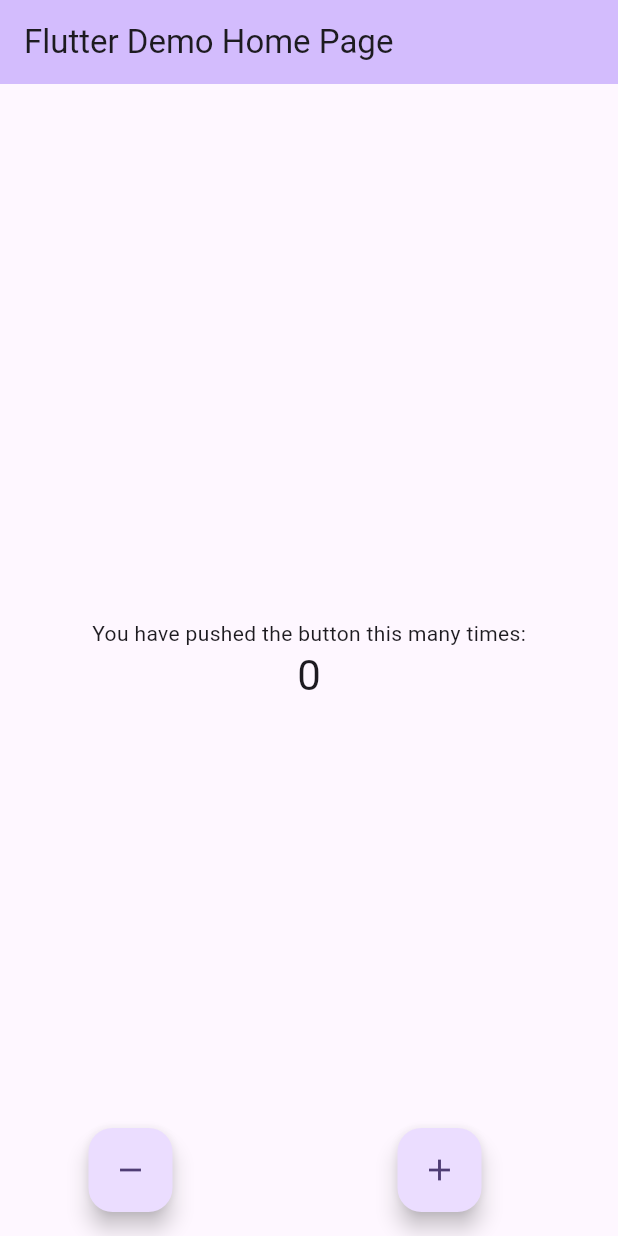
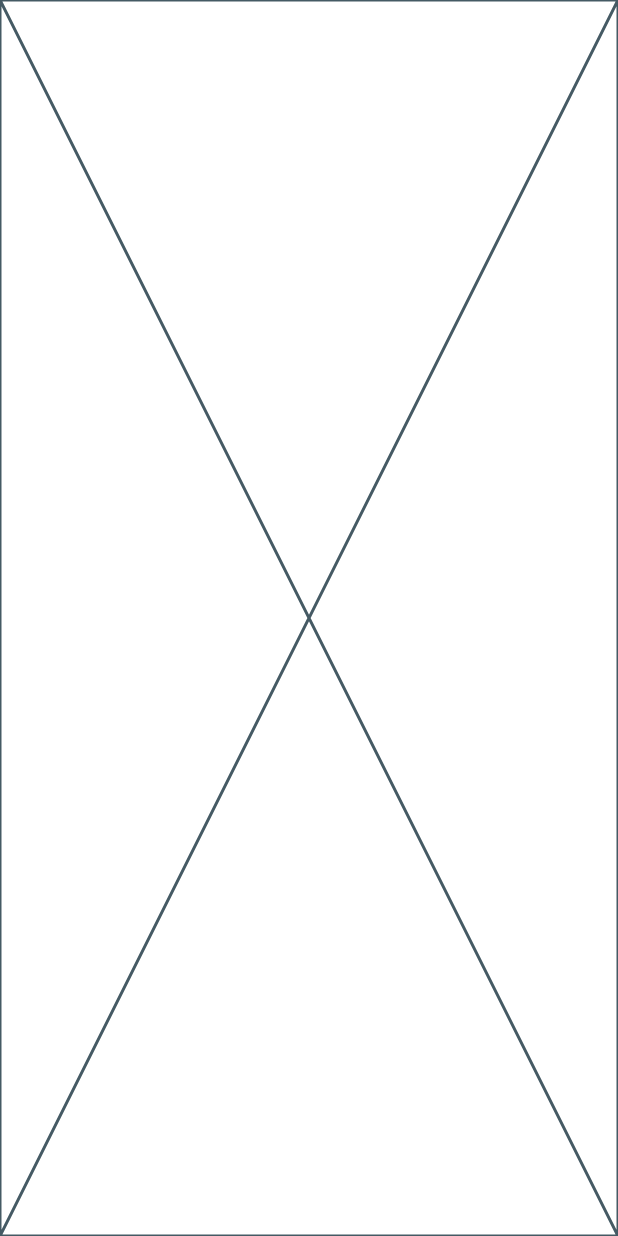
Before and after one commit to Saajonsayrest/weather_app, a Flutter app: the screen it shows after launch, on a phone screen of 412 x 824 dp. Run offline on Flutter 3.47's test engine with Material 2 defaults, Android fonts, the phone set to English and light mode, and no system bars; our stand-ins replace bloc, hydrated_bloc.

Commit message:
fix all files to initial weather app

```diff
--- a/lib/bloc/counter_bloc.dart
+++ /dev/null
@@ -1,22 +0,0 @@
-import 'package:hydrated_bloc/hydrated_bloc.dart';
-import 'package:weather_app/bloc/counter_event.dart';
-import 'package:weather_app/bloc/counter_state.dart';
-
-class CounterBloc extends HydratedBloc<CounterEvent, CounterState> {
-  CounterBloc() : super(const CounterInitial()) {
-    on<CounterIncrementEvent>(
-        (event, emit) => emit(IncrementState(state.counter + 1)));
-    on<CounterDecrementEvent>(
-        (event, emit) => emit(DecrementState(state.counter - 1)));
-  }
-
-  @override
-  CounterState? fromJson(Map<String, dynamic> json) {
-    return CounterState.fromMap(json);
-  }
-
-  @override
-  Map<String, dynamic>? toJson(CounterState state) {
-    return state.toMap();
-  }
-}
--- a/lib/bloc/counter_event.dart
+++ /dev/null
@@ -1,7 +0,0 @@
-abstract class CounterEvent {
-  const CounterEvent();
-}
-
-class CounterIncrementEvent extends CounterEvent {}
-
-class CounterDecrementEvent extends CounterEvent {}
--- a/lib/bloc/counter_state.dart
+++ /dev/null
@@ -1,32 +0,0 @@
-// part of 'counter_bloc.dart';
-
-import 'package:equatable/equatable.dart';
-
-class CounterState extends Equatable {
-  const CounterState({required this.counter});
-
-  final int counter;
-
-  @override
-  List<Object?> get props => [counter];
-
-  Map<String, dynamic> toMap() {
-    return {'counter': counter};
-  }
-
-  factory CounterState.fromMap(Map<String, dynamic> map) {
-    return CounterState(counter: map['counter'].toInt() ?? 0);
-  }
-}
-
-class CounterInitial extends CounterState {
-  const CounterInitial() : super(counter: 0);
-}
-
-class IncrementState extends CounterState {
-  const IncrementState(int increasedValue) : super(counter: increasedValue);
-}
-
-class DecrementState extends CounterState {
-  const DecrementState(int decreasedValue) : super(counter: decreasedValue);
-}
--- /dev/null
+++ b/lib/bloc/weather_bloc.dart
@@ -0,0 +1,15 @@
+import 'dart:async';
+
+import 'package:bloc/bloc.dart';
+import 'package:meta/meta.dart';
+
+part 'weather_event.dart';
+part 'weather_state.dart';
+
+class WeatherBloc extends Bloc<WeatherEvent, WeatherState> {
+  WeatherBloc() : super(WeatherInitial()) {
+    on<WeatherEvent>((event, emit) {
+      // TODO: implement event handler
+    });
+  }
+}
--- /dev/null
+++ b/lib/bloc/weather_event.dart
@@ -0,0 +1,4 @@
+part of 'weather_bloc.dart';
+
+@immutable
+abstract class WeatherEvent {}
--- /dev/null
+++ b/lib/bloc/weather_state.dart
@@ -0,0 +1,6 @@
+part of 'weather_bloc.dart';
+
+@immutable
+abstract class WeatherState {}
+
+class WeatherInitial extends WeatherState {}
--- a/lib/main.dart
+++ b/lib/main.dart
@@ -1,11 +1,8 @@
 import 'package:flutter/foundation.dart';
 import 'package:flutter/material.dart';
-import 'package:flutter_bloc/flutter_bloc.dart';
 import 'package:hydrated_bloc/hydrated_bloc.dart';
 import 'package:path_provider/path_provider.dart';
-import 'package:weather_app/bloc/counter_bloc.dart';
-import 'package:weather_app/bloc/counter_event.dart';
-import 'package:weather_app/bloc/counter_state.dart';
+import 'package:weather_app/screen/home_screen.dart';
 
 void main() async {
   WidgetsFlutterBinding.ensureInitialized();
@@ -22,83 +19,14 @@ class MyApp extends StatelessWidget {
   // This widget is the root of your application.
   @override
   Widget build(BuildContext context) {
-    return BlocProvider(
-      create: (BuildContext context) {
-        return CounterBloc();
-      },
-      child: MaterialApp(
-        debugShowCheckedModeBanner: false,
-        title: 'Flutter Demo',
-        theme: ThemeData(
-          colorScheme: ColorScheme.fromSeed(seedColor: Colors.deepPurple),
-          useMaterial3: true,
-        ),
-        home: const MyHomePage(title: 'Flutter Demo Home Page'),
+    return MaterialApp(
+      debugShowCheckedModeBanner: false,
+      title: 'Flutter Demo',
+      theme: ThemeData(
+        colorScheme: ColorScheme.fromSeed(seedColor: Colors.deepPurple),
+        useMaterial3: true,
       ),
+      home: const HomeScreen(),
     );
   }
 }
-
-class MyHomePage extends StatefulWidget {
-  const MyHomePage({super.key, required this.title});
-
-  final String title;
-
-  @override
-  State<MyHomePage> createState() => _MyHomePageState();
-}
-
-class _MyHomePageState extends State<MyHomePage> {
-  int _counter = 0;
-
-  void _incrementCounter() {
-    setState(() {
-      _counter++;
-    });
-  }
-
-  @override
-  Widget build(BuildContext context) {
-    return Scaffold(
-      appBar: AppBar(
-        backgroundColor: Theme.of(context).colorScheme.inversePrimary,
-        title: Text(widget.title),
-      ),
-      body: Center(
-        child: BlocBuilder<CounterBloc, CounterState>(
-          builder: (BuildContext context, state) {
-            return Column(
-              mainAxisAlignment: MainAxisAlignment.center,
-              children: <Widget>[
-                const Text(
-                  'You have pushed the button this many times:',
-                ),
-                Text(
-                  '${state.counter}',
-                  style: Theme.of(context).textTheme.headlineMedium,
-                ),
-              ],
-            );
-          },
-        ),
-      ),
-      floatingActionButton: Row(
-        mainAxisAlignment: MainAxisAlignment.spaceAround,
-        children: [
-          FloatingActionButton(
-            onPressed: () =>
-                context.read<CounterBloc>().add(CounterDecrementEvent()),
-            tooltip: 'Decrement',
-            child: const Icon(Icons.remove),
-          ),
-          FloatingActionButton(
-            onPressed: () =>
-                context.read<CounterBloc>().add(CounterIncrementEvent()),
-            tooltip: 'Increment',
-            child: const Icon(Icons.add),
-          ),
-        ],
-      ),
-    );
-  }
-}
--- /dev/null
+++ b/lib/screen/home_screen.dart
@@ -0,0 +1,10 @@
+import 'package:flutter/material.dart';
+
+class HomeScreen extends StatelessWidget {
+  const HomeScreen({super.key});
+
+  @override
+  Widget build(BuildContext context) {
+    return const Placeholder();
+  }
+}
--- a/pubspec.yaml
+++ b/pubspec.yaml
@@ -39,6 +39,9 @@ dependencies:
   equatable: ^2.0.5
   hydrated_bloc: ^9.1.2
   path_provider: ^2.1.1
+  geolocator: ^10.1.0
+  weather: ^3.1.1
+  intl: ^0.18.1
 
 dev_dependencies:
   flutter_test:
```
Also changed, not shown: lib/data/my_data.dart (added), pubspec.lock, 5 other files.
